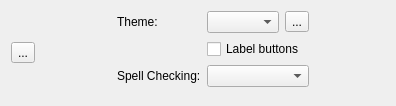
The window that marave/prefs.ui (xMoad/marave) describes before a commit, drawn with Qt 5.
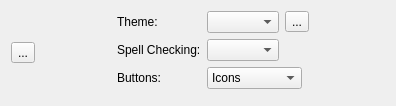
The same window after the commit. Icons and pictures are not drawn.

Commit message: Implement Issue 7

Diff of the .ui file:
```diff
--- a/marave/prefs.ui
+++ b/marave/prefs.ui
@@ -40,6 +40,9 @@
    </item>
    <item>
     <layout class="QFormLayout" name="formLayout">
+     <property name="fieldGrowthPolicy">
+      <enum>QFormLayout::ExpandingFieldsGrow</enum>
+     </property>
      <item row="0" column="0">
       <widget class="QLabel" name="label_2">
        <property name="text">
@@ -68,23 +71,42 @@
        </item>
       </layout>
      </item>
-     <item row="1" column="1">
-      <widget class="QCheckBox" name="labelbuttons">
-       <property name="text">
-        <string>Label buttons</string>
-       </property>
-      </widget>
-     </item>
-     <item row="2" column="0">
+     <item row="1" column="0">
       <widget class="QLabel" name="label">
        <property name="text">
         <string>Spell Checking:</string>
        </property>
       </widget>
      </item>
-     <item row="2" column="1">
+     <item row="1" column="1">
       <widget class="QComboBox" name="langBox"/>
      </item>
+     <item row="2" column="0">
+      <widget class="QLabel" name="label_3">
+       <property name="text">
+        <string>Buttons:</string>
+       </property>
+      </widget>
+     </item>
+     <item row="2" column="1">
+      <widget class="QComboBox" name="buttonStyle">
+       <item>
+        <property name="text">
+         <string>Icons</string>
+        </property>
+       </item>
+       <item>
+        <property name="text">
+         <string>Text</string>
+        </property>
+       </item>
+       <item>
+        <property name="text">
+         <string>Text + Icons</string>
+        </property>
+       </item>
+      </widget>
+     </item>
     </layout>
    </item>
    <item>
```
The commit also changes 2 other files.
